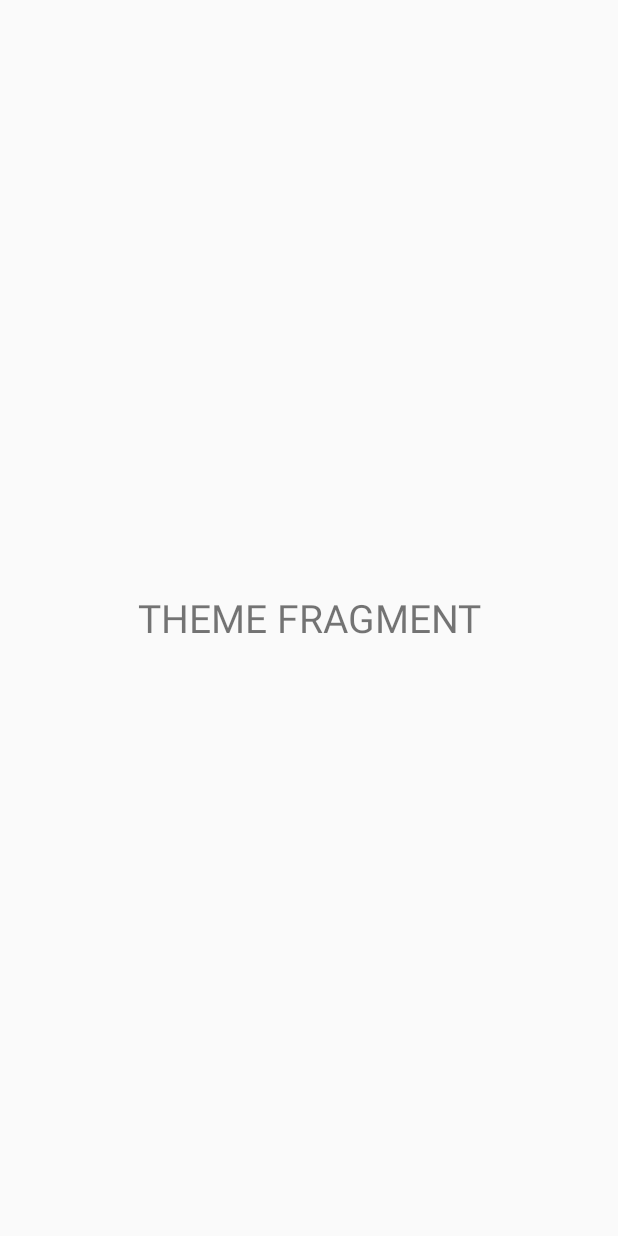
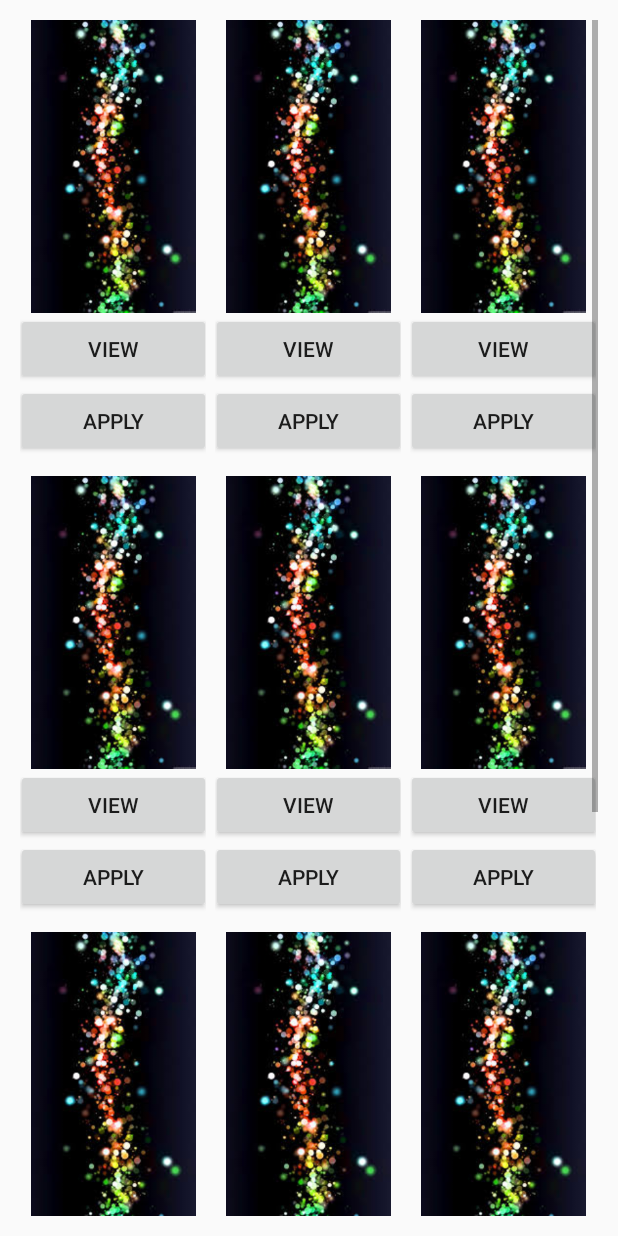
Before and after one commit to Farhanleo19/AppLock-master, an Android app: the fragment ThemeFrag shown on its own in the app's theme, on a phone screen of 412 x 824 dp. Run offline under Robolectric (Android 15) with nearby library versions, the phone set to English and light mode, and no system bars; our stand-ins replace sdp/ssp sizes.

Commit message:
theme view and locked apps view done

```diff
--- a/app/src/main/java/applock/mindorks/com/applock/Adapter/ApplicationListAdapter.java
+++ b/app/src/main/java/applock/mindorks/com/applock/Adapter/ApplicationListAdapter.java
@@ -10,6 +10,7 @@ import android.widget.CompoundButton;
 import android.widget.ImageView;
 import android.widget.Switch;
 import android.widget.TextView;
+import android.widget.Toast;
 
 import java.util.ArrayList;
 import java.util.List;
@@ -127,10 +128,12 @@ public class ApplicationListAdapter extends RecyclerView.Adapter<ApplicationList
                 if (isChecked) {
                     AppLockLogEvents.logEvents(AppLockConstants.MAIN_SCREEN, "Lock Clicked", "lock_clicked", appInfo.getPackageName());
                     sharedPreference.addLocked(context, appInfo.getPackageName());
+
                 } else {
                     AppLockLogEvents.logEvents(AppLockConstants.MAIN_SCREEN, "Unlock Clicked", "unlock_clicked", appInfo.getPackageName());
                     sharedPreference.removeLocked(context, appInfo.getPackageName());
                 }
+                Toast.makeText(context, "locked " + sharedPreference.getLocked(context), Toast.LENGTH_SHORT).show();
             }
         });
 
--- /dev/null
+++ b/app/src/main/java/applock/mindorks/com/applock/Adapter/GridViewAdapter.java
@@ -0,0 +1,92 @@
+package applock.mindorks.com.applock.Adapter;
+
+import android.content.Context;
+import android.content.Intent;
+import android.view.LayoutInflater;
+import android.view.View;
+import android.view.ViewGroup;
+import android.widget.BaseAdapter;
+import android.widget.Button;
+import android.widget.GridView;
+import android.widget.ImageView;
+import android.widget.TextView;
+import android.widget.Toast;
+
+import java.util.ArrayList;
+
+import applock.mindorks.com.applock.Activity.ViewThemeAct;
+import applock.mindorks.com.applock.R;
+
+/**
+ * Created by farhanbutt19@gmail.com on 3/27/2017.
+ */
+public class GridViewAdapter extends BaseAdapter {
+    private Context context;
+    ArrayList<Integer> imagesArray = new ArrayList<Integer>();
+
+    public GridViewAdapter(Context context, ArrayList<Integer> imagesArray) {
+        this.context = context;
+        this.imagesArray = imagesArray;
+    }
+
+    public View getView(int position, View convertView, ViewGroup parent) {
+
+        LayoutInflater inflater = (LayoutInflater) context
+                .getSystemService(Context.LAYOUT_INFLATER_SERVICE);
+
+        View gridView;
+
+        if (convertView == null) {
+
+            gridView = new View(context);
+
+            // get layout from mobile.xml
+            gridView = inflater.inflate(R.layout.theme_item, null);
+
+            // set value into textview
+
+
+            // set image based on selected text
+            ImageView imageView = (ImageView) gridView
+                    .findViewById(R.id.iv_theme);
+            imageView.setImageResource(imagesArray.get(position));
+            Button bView = (Button) gridView.findViewById(R.id.b_view);
+            Button bApply = (Button) gridView.findViewById(R.id.b_apply);
+
+            bView.setOnClickListener(new View.OnClickListener() {
+                @Override
+                public void onClick(View v) {
+                    context.startActivity(new Intent(context, ViewThemeAct.class));
+                }
+            });
+            bApply.setOnClickListener(new View.OnClickListener() {
+                @Override
+                public void onClick(View v) {
+                    Toast.makeText(context, "Apply", Toast.LENGTH_SHORT).show();
+                }
+            });
+
+
+        } else {
+            gridView = (View) convertView;
+        }
+
+        return gridView;
+    }
+
+    @Override
+    public int getCount() {
+        return imagesArray.size();
+    }
+
+    @Override
+    public Object getItem(int position) {
+        return null;
+    }
+
+    @Override
+    public long getItemId(int position) {
+        return 0;
+    }
+
+}
--- a/app/src/main/java/applock/mindorks/com/applock/Fragments/ThemeFrag.java
+++ b/app/src/main/java/applock/mindorks/com/applock/Fragments/ThemeFrag.java
@@ -1,11 +1,16 @@
 package applock.mindorks.com.applock.Fragments;
 
+import android.content.Context;
 import android.os.Bundle;
 import android.support.v4.app.Fragment;
 import android.view.LayoutInflater;
 import android.view.View;
 import android.view.ViewGroup;
+import android.widget.GridView;
 
+import java.util.ArrayList;
+
+import applock.mindorks.com.applock.Adapter.GridViewAdapter;
 import applock.mindorks.com.applock.R;
 
 /**
@@ -13,12 +18,29 @@ import applock.mindorks.com.applock.R;
  */
 public class ThemeFrag extends Fragment {
 
+    Context context;
+    ArrayList<Integer> imagesArray = new ArrayList<Integer>();
+
     @Override
     public View onCreateView(LayoutInflater inflater, ViewGroup container,
                              Bundle savedInstanceState) {
 
         View rootView = inflater.inflate(R.layout.theme_frag, container, false);
+        context = this.getActivity();
 
+        imagesArray.add(R.drawable.wall);
+        imagesArray.add(R.drawable.wall);
+        imagesArray.add(R.drawable.wall);
+        imagesArray.add(R.drawable.wall);
+        imagesArray.add(R.drawable.wall);
+        imagesArray.add(R.drawable.wall);
+        imagesArray.add(R.drawable.wall);
+        imagesArray.add(R.drawable.wall);
+        imagesArray.add(R.drawable.wall);
+        imagesArray.add(R.drawable.wall);
+        imagesArray.add(R.drawable.wall);
+        GridView gridview = (GridView) rootView.findViewById(R.id.grid_view);
+        gridview.setAdapter(new GridViewAdapter(context, imagesArray));
         return rootView;
     }
 }
--- a/app/src/main/java/applock/mindorks/com/applock/MainActivity.java
+++ b/app/src/main/java/applock/mindorks/com/applock/MainActivity.java
@@ -112,6 +112,7 @@ public class MainActivity extends AppCompatActivity {
                             if (position == 1) {
                                 getSupportActionBar().setTitle("Locked Applications");
                                 Fragment f = AllAppFragment.newInstance(AppLockConstants.LOCKED);
+
                                 fragmentManager.beginTransaction().replace(R.id.fragment_container, f).commit();
                                 AppLockLogEvents.logEvents(AppLockConstants.MAIN_SCREEN, "Show Locked Applications Clicked", "show_locked_applications_clicked", "");
                             }
--- a/app/src/main/res/layout/activity_my.xml
+++ b/app/src/main/res/layout/activity_my.xml
@@ -5,7 +5,7 @@
     android:layout_width="match_parent"
     android:layout_height="match_parent"
     android:fitsSystemWindows="true"
-    tools:context="applock.mindorks.com.applock.MyAct">
+    tools:context=".Activity.MyAct">
 
     <android.support.design.widget.AppBarLayout
         android:layout_width="match_parent"
--- a/app/src/main/res/layout/content_my.xml
+++ b/app/src/main/res/layout/content_my.xml
@@ -9,7 +9,7 @@
     android:paddingRight="@dimen/activity_horizontal_margin"
     android:paddingTop="@dimen/activity_vertical_margin"
     app:layout_behavior="@string/appbar_scrolling_view_behavior"
-    tools:context="applock.mindorks.com.applock.MyAct"
+    tools:context=".Activity.MyAct"
     tools:showIn="@layout/activity_my">
 
 </RelativeLayout>
--- a/app/src/main/res/layout/settings_frag.xml
+++ b/app/src/main/res/layout/settings_frag.xml
@@ -13,6 +13,7 @@
             android:orientation="horizontal"
             android:layout_width="match_parent"
             android:gravity="center_vertical"
+            android:id="@+id/ll_enable_lock"
             android:layout_height="wrap_content">
 
             <ImageView
@@ -31,6 +32,7 @@
         </LinearLayout>
 
         <LinearLayout
+            android:id="@+id/ll_pass_setting"
             android:orientation="horizontal"
             android:layout_width="match_parent"
             android:gravity="center_vertical"
@@ -51,6 +53,7 @@
                 android:text="Password Settings"/>
         </LinearLayout>
         <LinearLayout
+            android:id="@+id/ll_customize_lock"
             android:orientation="horizontal"
             android:layout_width="match_parent"
             android:gravity="center_vertical"
@@ -71,6 +74,7 @@
                 android:text="Customize Lock Screens" />
         </LinearLayout>
         <LinearLayout
+            android:id="@+id/ll_themes"
             android:orientation="horizontal"
             android:layout_width="match_parent"
             android:gravity="center_vertical"
--- a/app/src/main/res/layout/theme_frag.xml
+++ b/app/src/main/res/layout/theme_frag.xml
@@ -2,14 +2,16 @@
 <RelativeLayout xmlns:android="http://schemas.android.com/apk/res/android"
     android:layout_width="match_parent"
     android:layout_height="match_parent"
-    android:orientation="vertical" >
 
-    <TextView android:layout_width="fill_parent"
-        android:layout_height="wrap_content"
-        android:gravity="center"
-        android:text="THEME FRAGMENT"
-        android:textSize="@dimen/_20sdp"
-        android:layout_centerInParent="true"/>
+    android:orientation="vertical">
 
 
+    <GridView
+        android:id="@+id/grid_view"
+        android:layout_width="match_parent"
+        android:layout_height="match_parent"
+        android:horizontalSpacing="@dimen/_5sdp"
+        android:layout_margin="@dimen/_10sdp"
+        android:verticalSpacing="@dimen/_10sdp"
+        android:numColumns="3" />
 </RelativeLayout>
--- /dev/null
+++ b/app/src/main/res/layout/theme_item.xml
@@ -0,0 +1,39 @@
+<?xml version="1.0" encoding="utf-8"?>
+<RelativeLayout xmlns:android="http://schemas.android.com/apk/res/android"
+    android:layout_width="match_parent"
+    android:layout_height="match_parent"
+    android:layout_margin="@dimen/_5sdp"
+    android:orientation="vertical">
+
+    <LinearLayout
+        android:gravity="center"
+        android:layout_width="wrap_content"
+        android:layout_height="wrap_content"
+        android:orientation="vertical">
+
+        <ImageView
+            android:id="@+id/iv_theme"
+            android:layout_width="@dimen/_100sdp"
+            android:layout_height="@dimen/_150sdp"
+            android:src="@drawable/wall" />
+
+        <Button
+            android:id="@+id/b_view"
+            android:layout_width="@dimen/_100sdp"
+            android:layout_height="wrap_content"
+            android:layout_alignParentLeft="true"
+            android:layout_alignParentStart="true"
+            android:layout_below="@+id/button5"
+            android:text="View" />
+
+        <Button
+            android:id="@+id/b_apply"
+            android:layout_width="@dimen/_100sdp"
+            android:layout_height="wrap_content"
+            android:layout_alignParentLeft="true"
+            android:layout_alignParentStart="true"
+            android:layout_below="@+id/imageButton"
+            android:text="Apply" />
+    </LinearLayout>
+
+</RelativeLayout>
```
Also changed, not shown: app/src/main/AndroidManifest.xml (+26 -11 lines), app/src/main/java/applock/mindorks/com/applock/Activity/AllAppsAct.java (renamed from app/src/main/java/applock/mindorks/com/applock/AllAppsAct.java, +17 -6 lines), app/src/main/java/applock/mindorks/com/applock/Activity/MyAct.java (renamed from app/src/main/java/applock/mindorks/com/applock/MyAct.java, +10 -14 lines), app/src/main/java/applock/mindorks/com/applock/Activity/ViewThemeAct.java (added, +23 -0 lines), app/src/main/java/applock/mindorks/com/applock/Fragments/AppLockFrag.java (+33 -3 lines), app/src/main/java/applock/mindorks/com/applock/Fragments/SettingsFrag.java (+17 -0 lines), app/src/main/res/layout/activity_all_apps.xml (+12 -2 lines), app/src/main/res/layout/activity_view_theme.xml (added, +26 -0 lines), app/src/main/res/layout/app_lock_frag.xml (+24 -14 lines), app/src/main/res/drawable/wall.jpg (added), 1 other file.
